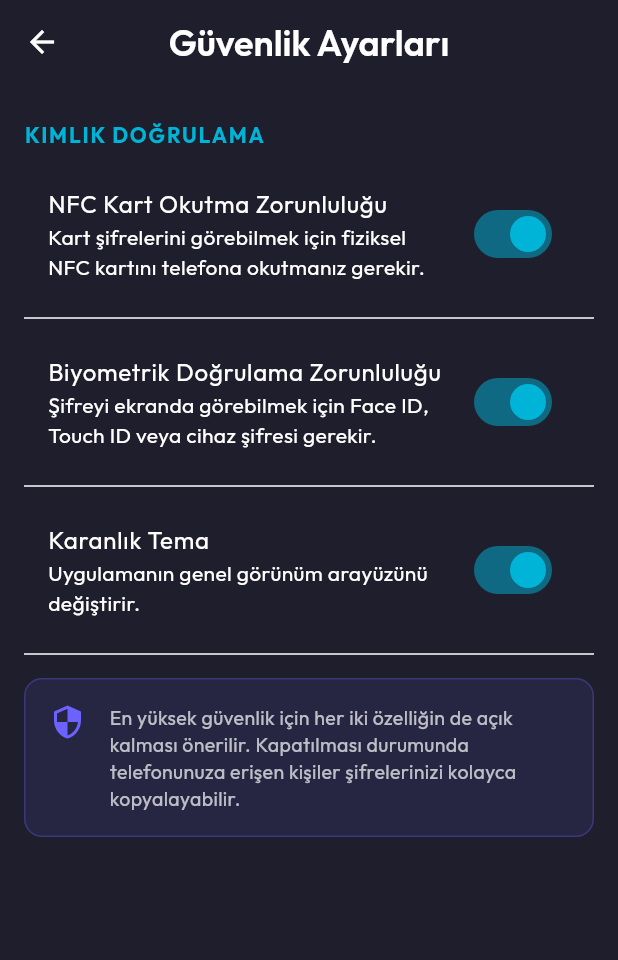
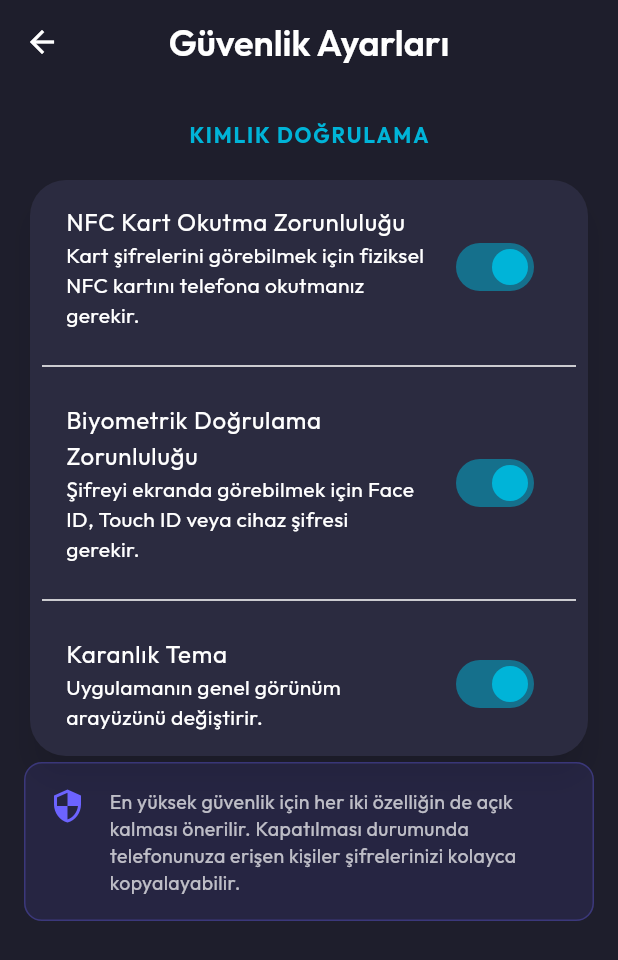
Before and after one commit to meminglr/nfc_card_password_saver, a Flutter app: the SettingsScreen screen opened directly, on a phone screen of 412 x 824 dp. Shown: the top 960 px of the screen. Run offline on Flutter 3.47's test engine with Material 3 defaults, Android fonts, the phone set to English and light mode, and no system bars; our stand-ins replace flutter_secure_storage, google_fonts, local_auth, shared_preferences; missing offline and left inert: nfc_manager, pull_down_button; accounts and stored records are empty.

Commit message:
refactor: Group settings switches within a Card widget and center section headers.

```diff
--- a/lib/screens/settings_screen.dart
+++ b/lib/screens/settings_screen.dart
@@ -19,6 +19,11 @@ class SettingsScreen extends StatelessWidget {
             padding: const EdgeInsets.all(16),
             children: [
               _buildSectionHeader(context, "Kimlik Doğrulama"),
+              Card(
+                child: Padding(
+                  padding: const EdgeInsets.all(8.0),
+                  child: Column(
+                    children: [
                       SwitchListTile(
                         title: const Text('NFC Kart Okutma Zorunluluğu'),
                         subtitle: const Text(
@@ -48,7 +53,11 @@ class SettingsScreen extends StatelessWidget {
                         onChanged: (val) => provider.setIsDarkMode(val),
                         activeColor: Theme.of(context).colorScheme.secondary,
                       ),
-              const Divider(height: 32),
+                    ],
+                  ),
+                ),
+              ),
+
               _buildInfoFooter(context),
             ],
           );
@@ -60,12 +69,14 @@ class SettingsScreen extends StatelessWidget {
   Widget _buildSectionHeader(BuildContext context, String title) {
     return Padding(
       padding: const EdgeInsets.only(bottom: 16, top: 8),
+      child: Center(
         child: Text(
           title.toUpperCase(),
           style: TextStyle(
             color: Theme.of(context).colorScheme.secondary,
             fontWeight: FontWeight.bold,
             letterSpacing: 1.2,
+          ),
         ),
       ),
     );
```
Lines whose indentation alone changed are shown as unchanged.
